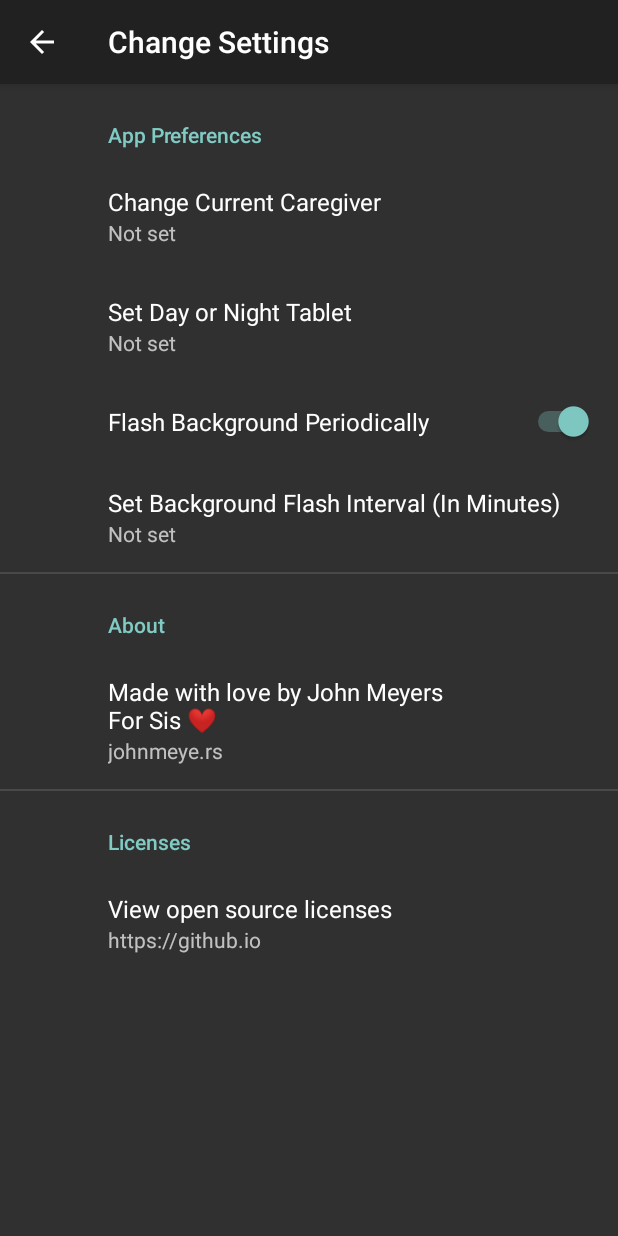
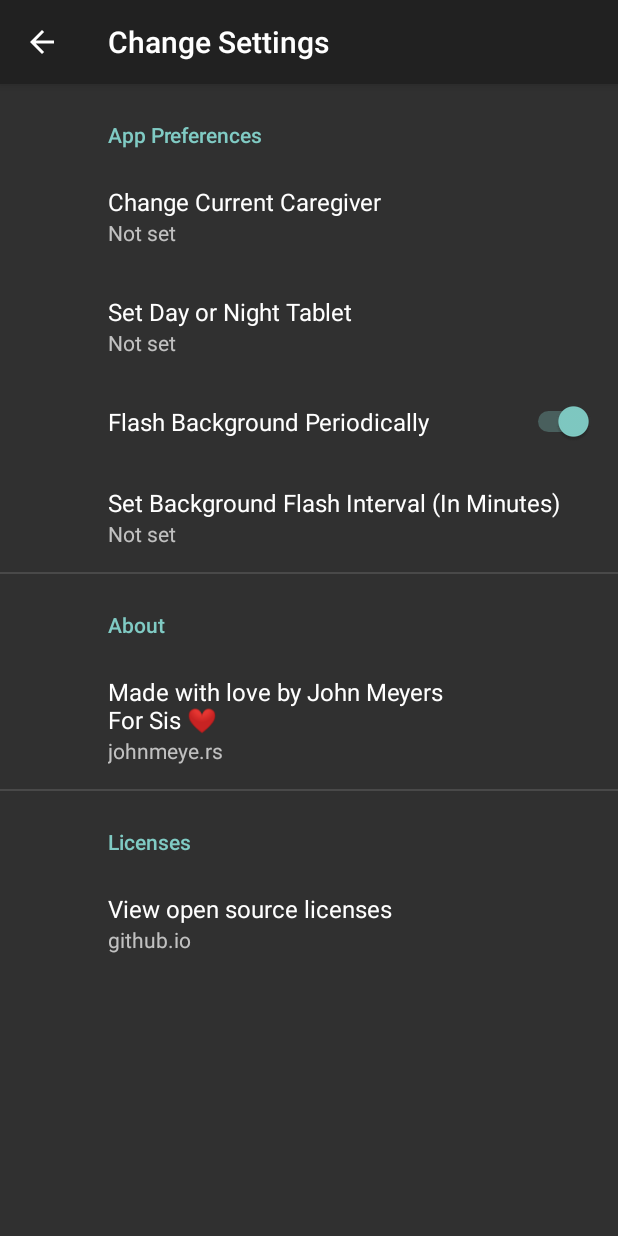
Before and after one commit to iamjohnmeyers/Sis-App, an Android app: the SettingsActivity screen opened directly, with no data from a screen before it, on a phone screen of 412 x 824 dp. Run offline under Robolectric (Android 15) with nearby library versions, the light colour scheme and no system bars; our stand-ins replace androidx.preference; 2 statements that could not run were skipped.

Commit message:
added settings.jpg

```diff
--- a/app/src/main/res/xml/root_preferences.xml
+++ b/app/src/main/res/xml/root_preferences.xml
@@ -40,7 +40,7 @@
     <PreferenceCategory android:title="Licenses"/>
     <Preference
         android:title="View open source licenses"
-        app:summary="https://github.io">
+        app:summary="github.io">
         <intent
             android:action="android.intent.action.VIEW"
             android:data="http://johnmeye.rs" />
```
Also changed, not shown: 1 other file.
